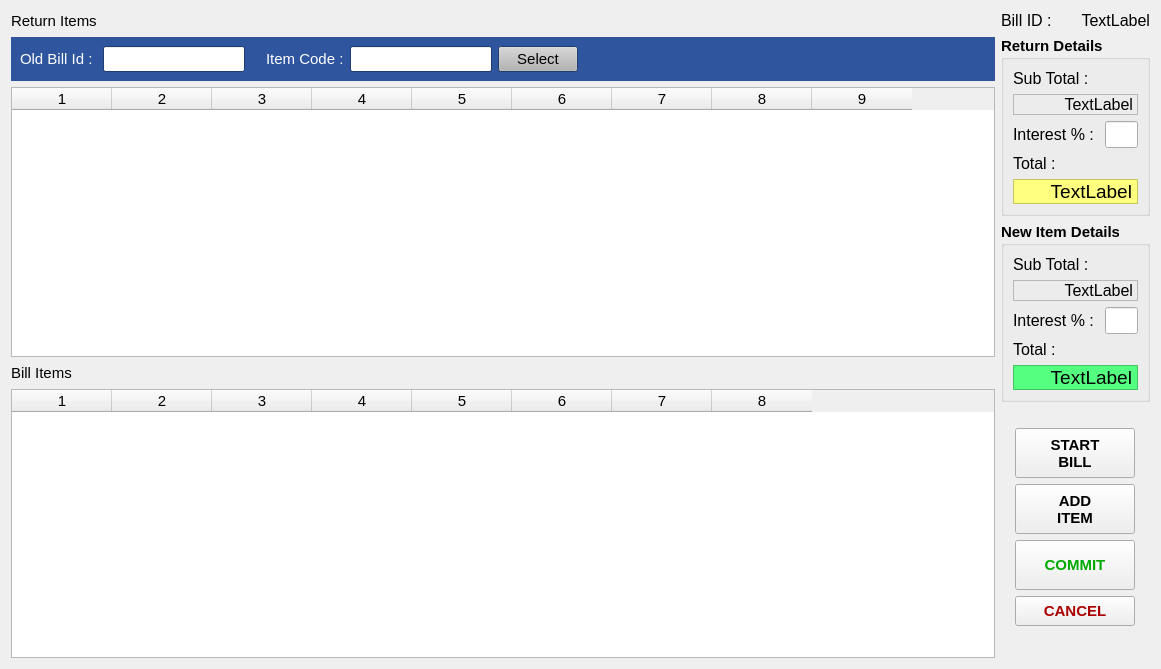
Qt form estorecpp/returnitems.ui (Watti/estorecpp) before a commit.
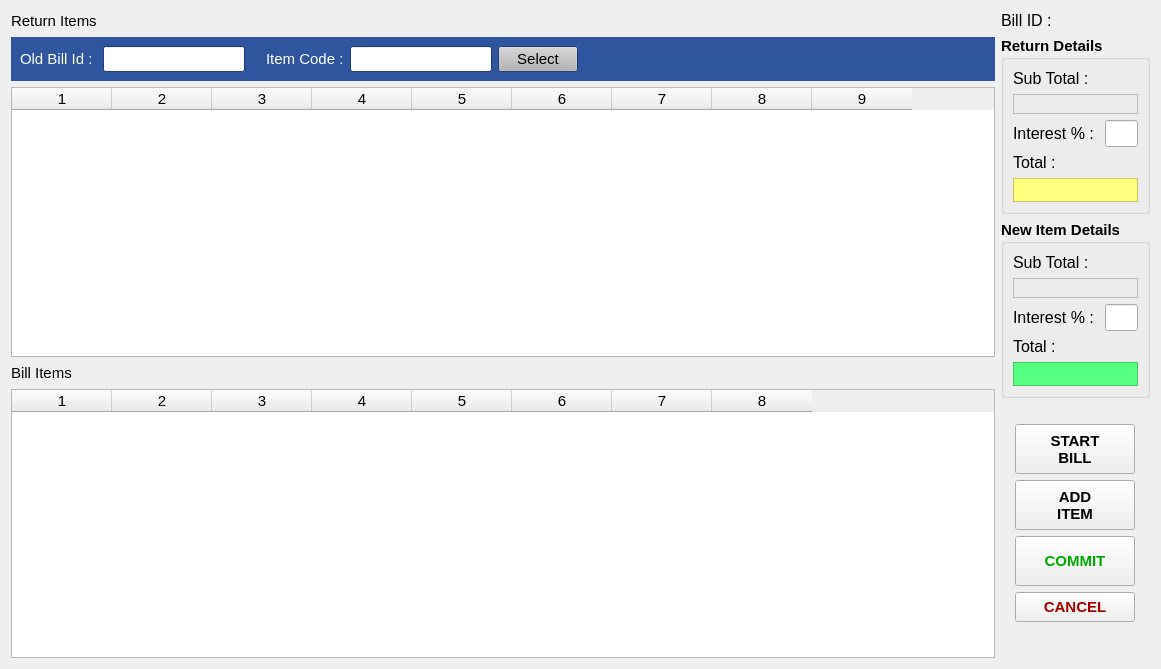
The same form after that commit.

Commit message: text lable string deleted

```diff
--- a/estorecpp/returnitems.ui
+++ b/estorecpp/returnitems.ui
@@ -744,7 +744,7 @@
           <enum>QFrame::Plain</enum>
          </property>
          <property name="text">
-          <string>TextLabel</string>
+          <string/>
          </property>
          <property name="alignment">
           <set>Qt::AlignRight|Qt::AlignTrailing|Qt::AlignVCenter</set>
@@ -808,7 +808,7 @@
            <enum>QFrame::StyledPanel</enum>
           </property>
           <property name="text">
-           <string>TextLabel</string>
+           <string/>
           </property>
           <property name="alignment">
            <set>Qt::AlignRight|Qt::AlignTrailing|Qt::AlignVCenter</set>
@@ -968,7 +968,7 @@
            <enum>QFrame::StyledPanel</enum>
           </property>
           <property name="text">
-           <string>TextLabel</string>
+           <string/>
           </property>
           <property name="alignment">
            <set>Qt::AlignRight|Qt::AlignTrailing|Qt::AlignVCenter</set>
@@ -1030,7 +1030,7 @@
            <enum>QFrame::StyledPanel</enum>
           </property>
           <property name="text">
-           <string>TextLabel</string>
+           <string/>
           </property>
           <property name="alignment">
            <set>Qt::AlignRight|Qt::AlignTrailing|Qt::AlignVCenter</set>
@@ -1190,7 +1190,7 @@
            <enum>QFrame::StyledPanel</enum>
           </property>
           <property name="text">
-           <string>TextLabel</string>
+           <string/>
           </property>
           <property name="alignment">
            <set>Qt::AlignRight|Qt::AlignTrailing|Qt::AlignVCenter</set>
```
